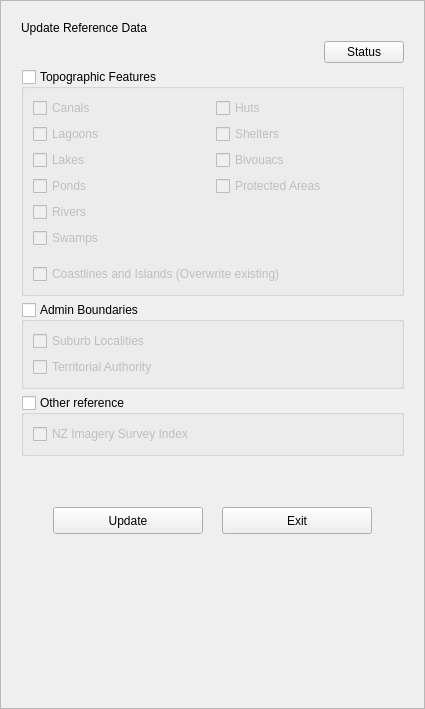
This is buildings/gui/reference_data.ui in linz/nz-buildings as Qt 5 draws it before an edit. The edited form follows.
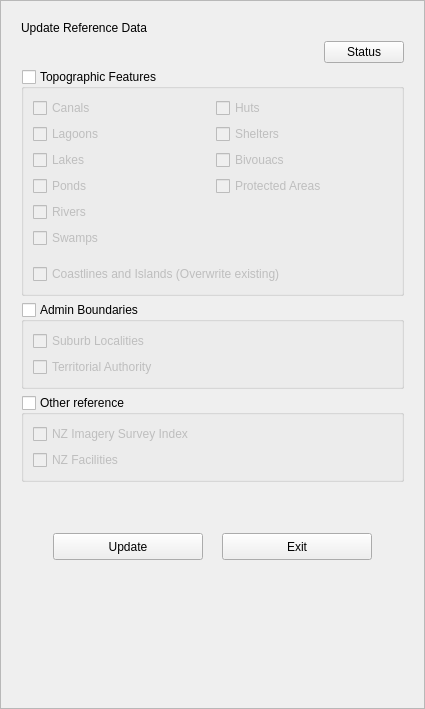
This is the edited form.

Commit message: feat: add nz_facilities to reference data

The edit to the form file:
```diff
--- a/buildings/gui/reference_data.ui
+++ b/buildings/gui/reference_data.ui
@@ -246,6 +246,13 @@
               </property>
              </widget>
             </item>
+            <item>
+             <widget class="QCheckBox" name="chbx_facilities">
+              <property name="text">
+               <string>NZ Facilities</string>
+              </property>
+             </widget>
+            </item>
            </layout>
           </widget>
          </item>
```
The commit also changes 3 other files.
